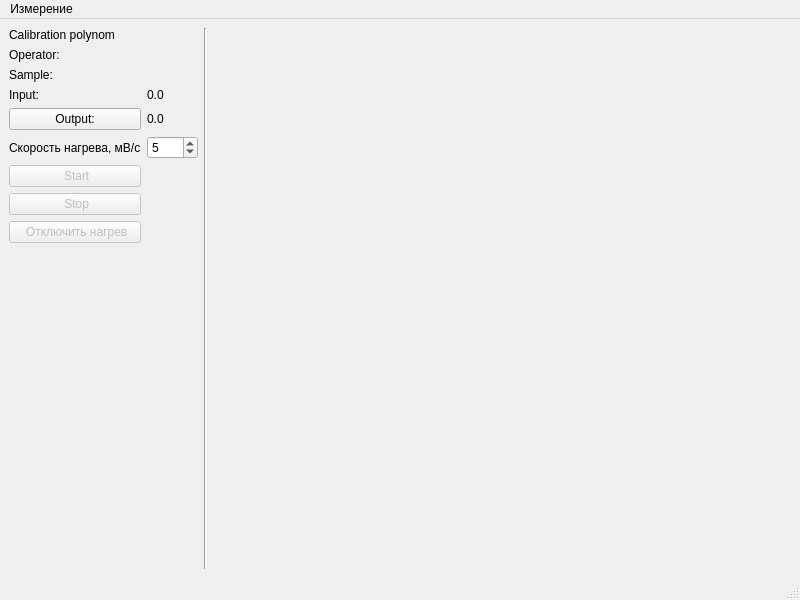
Above: assets/MainWindow.ui from ioyurev/vta-collection before the change. Below: the same form after it.
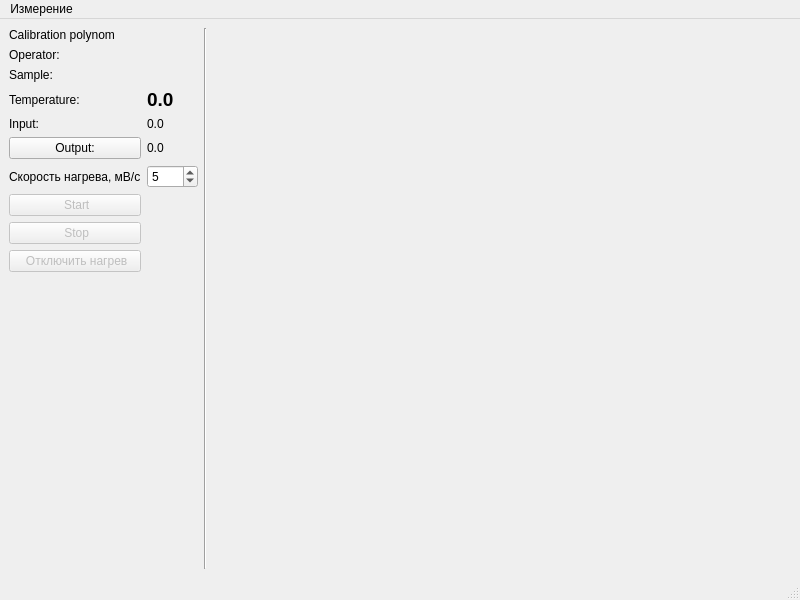
That is the form after the change. Icons and pictures are not drawn.

Commit message: feat(main_window.py): add temperature display

The edit to the form file:
```diff
--- a/assets/MainWindow.ui
+++ b/assets/MainWindow.ui
@@ -17,36 +17,7 @@
    <layout class="QGridLayout" name="gridLayout" columnstretch="0,0,1">
     <item row="0" column="0">
      <layout class="QGridLayout" name="gridLayout_2">
-      <item row="8" column="1">
-       <widget class="QSpinBox" name="sb_speed">
-        <property name="enabled">
-         <bool>true</bool>
-        </property>
-        <property name="minimum">
-         <number>-100</number>
-        </property>
-        <property name="maximum">
-         <number>100</number>
-        </property>
-        <property name="value">
-         <number>5</number>
-        </property>
-       </widget>
-      </item>
-      <item row="13" column="1">
-       <spacer name="verticalSpacer">
-        <property name="orientation">
-         <enum>Qt::Orientation::Vertical</enum>
-        </property>
-        <property name="sizeHint" stdset="0">
-         <size>
-          <width>20</width>
-          <height>40</height>
-         </size>
-        </property>
-       </spacer>
-      </item>
-      <item row="11" column="0">
+      <item row="12" column="0">
        <widget class="QPushButton" name="btn_stop_heat">
         <property name="enabled">
          <bool>false</bool>
@@ -59,14 +30,7 @@
         </property>
        </widget>
       </item>
-      <item row="7" column="1">
-       <widget class="QLabel" name="label_output">
-        <property name="text">
-         <string>0.0</string>
-        </property>
-       </widget>
-      </item>
-      <item row="9" column="0">
+      <item row="10" column="0">
        <widget class="QPushButton" name="btn_start">
         <property name="enabled">
          <bool>false</bool>
@@ -79,6 +43,13 @@
         </property>
        </widget>
       </item>
+      <item row="8" column="1">
+       <widget class="QLabel" name="label_output">
+        <property name="text">
+         <string>0.0</string>
+        </property>
+       </widget>
+      </item>
       <item row="5" column="0" colspan="2">
        <widget class="QLabel" name="label_sample">
         <property name="text">
@@ -86,20 +57,6 @@
         </property>
        </widget>
       </item>
-      <item row="4" column="0" colspan="2">
-       <widget class="QLabel" name="label_operator">
-        <property name="text">
-         <string>Operator: </string>
-        </property>
-       </widget>
-      </item>
-      <item row="8" column="0">
-       <widget class="QLabel" name="label">
-        <property name="text">
-         <string>Скорость нагрева, мВ/с</string>
-        </property>
-       </widget>
-      </item>
       <item row="3" column="0" colspan="2">
        <widget class="QLabel" name="label_calibration">
         <property name="text">
@@ -107,7 +64,14 @@
         </property>
        </widget>
       </item>
-      <item row="10" column="0">
+      <item row="9" column="0">
+       <widget class="QLabel" name="label">
+        <property name="text">
+         <string>Скорость нагрева, мВ/с</string>
+        </property>
+       </widget>
+      </item>
+      <item row="11" column="0">
        <widget class="QPushButton" name="btn_stop">
         <property name="enabled">
          <bool>false</bool>
@@ -120,27 +84,83 @@
         </property>
        </widget>
       </item>
-      <item row="6" column="1">
-       <widget class="QLabel" name="label_input">
-        <property name="text">
-         <string>0.0</string>
+      <item row="14" column="1">
+       <spacer name="verticalSpacer">
+        <property name="orientation">
+         <enum>Qt::Orientation::Vertical</enum>
         </property>
-       </widget>
+        <property name="sizeHint" stdset="0">
+         <size>
+          <width>20</width>
+          <height>40</height>
+         </size>
+        </property>
+       </spacer>
       </item>
-      <item row="6" column="0">
+      <item row="7" column="0">
        <widget class="QLabel" name="label_3">
         <property name="text">
          <string>Input:</string>
         </property>
        </widget>
       </item>
-      <item row="7" column="0">
+      <item row="9" column="1">
+       <widget class="QSpinBox" name="sb_speed">
+        <property name="enabled">
+         <bool>true</bool>
+        </property>
+        <property name="minimum">
+         <number>-100</number>
+        </property>
+        <property name="maximum">
+         <number>100</number>
+        </property>
+        <property name="value">
+         <number>5</number>
+        </property>
+       </widget>
+      </item>
+      <item row="8" column="0">
        <widget class="QPushButton" name="btn_output">
         <property name="text">
          <string>Output:</string>
         </property>
        </widget>
       </item>
+      <item row="4" column="0" colspan="2">
+       <widget class="QLabel" name="label_operator">
+        <property name="text">
+         <string>Operator: </string>
+        </property>
+       </widget>
+      </item>
+      <item row="7" column="1">
+       <widget class="QLabel" name="label_input">
+        <property name="text">
+         <string>0.0</string>
+        </property>
+       </widget>
+      </item>
+      <item row="6" column="0">
+       <widget class="QLabel" name="label_2">
+        <property name="text">
+         <string>Temperature:</string>
+        </property>
+       </widget>
+      </item>
+      <item row="6" column="1">
+       <widget class="QLabel" name="label_temp">
+        <property name="font">
+         <font>
+          <pointsize>14</pointsize>
+          <bold>true</bold>
+         </font>
+        </property>
+        <property name="text">
+         <string>0.0</string>
+        </property>
+       </widget>
+      </item>
      </layout>
     </item>
     <item row="0" column="2">
```
The commit also changes 1 other file.
